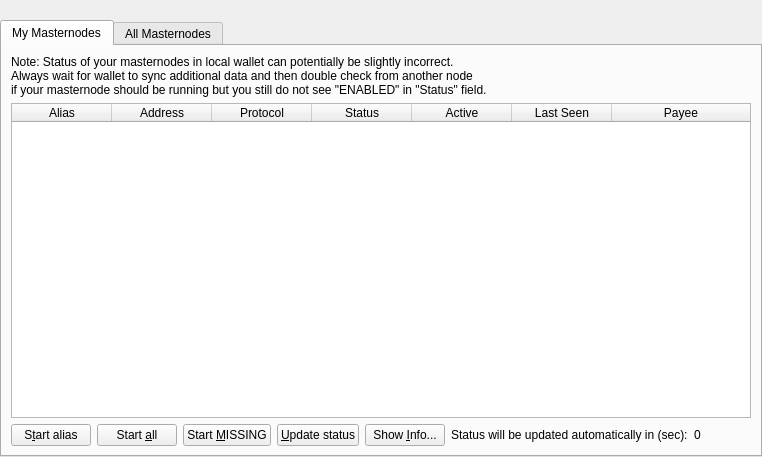
The window that src/qt/forms/masternodelist.ui (QuantisDev/QuantisNet-Core) describes before a commit, drawn with Qt 5.
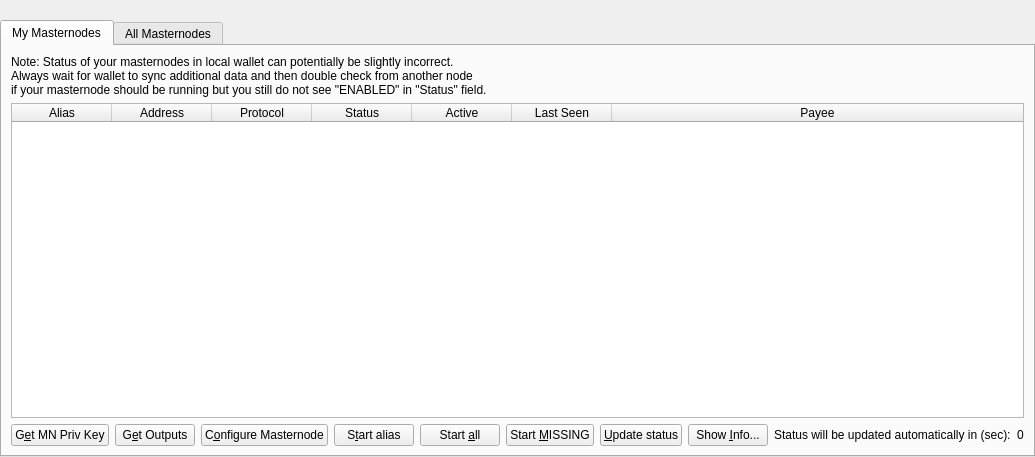
The same window after the commit.

Commit message:
[Wallet & Qt] Add GUI Masternode Management Page
Masternodes can now be added, edited and removed from your local wallet via your Masternodes tab, allowing anybody to setup a masternode without needing to touch any files or debug consoles or CLIs. This also allows safely editing Masternodes without having to restart your wallet.

Diff of the .ui file:
```diff
--- a/src/qt/forms/masternodelist.ui
+++ b/src/qt/forms/masternodelist.ui
@@ -141,6 +141,27 @@
              <property name="bottomMargin">
               <number>0</number>
              </property>
+              <item>
+               <widget class="QPushButton" name="getMNPrivKeyButton">
+                <property name="text">
+                 <string>G&amp;et MN Priv Key</string>
+                </property>
+               </widget>
+              </item>
+              <item>
+               <widget class="QPushButton" name="getOutputsButton">
+                <property name="text">
+                 <string>G&amp;et Outputs</string>
+                </property>
+               </widget>
+              </item>
+              <item>
+             <widget class="QPushButton" name="configureMasternodeButton">
+               <property name="text">
+                <string>C&amp;onfigure Masternode</string>
+               </property>
+             </widget>
+             </item>
              <item>
               <widget class="QPushButton" name="startButton">
                <property name="text">
```
The commit also changes 16 other files.
